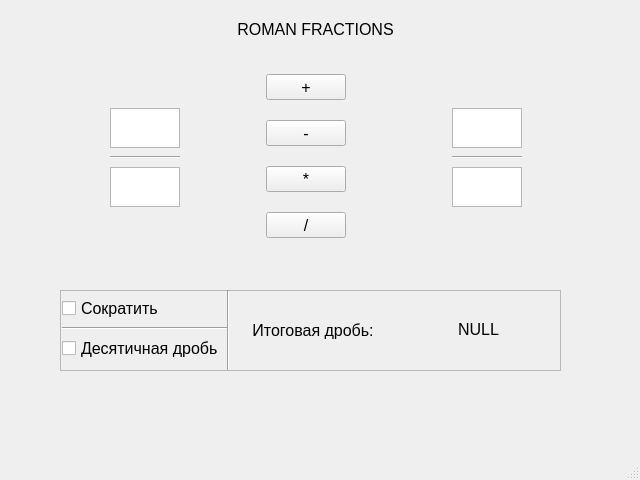
First picture: the form in src/mainwindow.ui, repository Tsettaro/roman-fraction, before the edit.
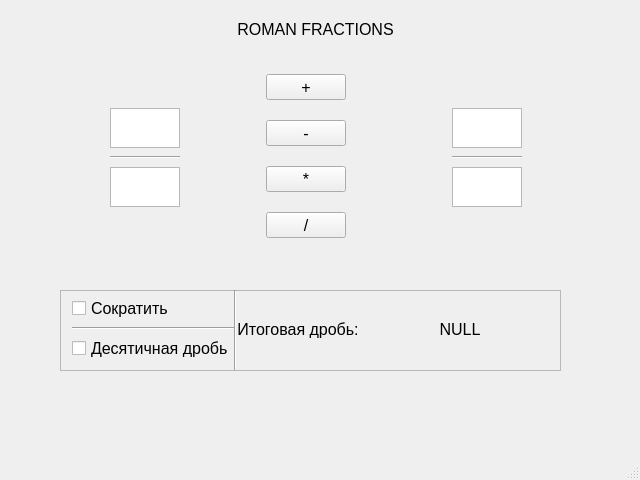
Second picture: the form after the edit. Icons and pictures are not drawn.

Diff of the .ui file:
```diff
--- a/src/mainwindow.ui
+++ b/src/mainwindow.ui
@@ -394,11 +394,20 @@
       </property>
       <item>
        <layout class="QGridLayout" name="gridLayout">
+        <property name="leftMargin">
+         <number>10</number>
+        </property>
         <property name="horizontalSpacing">
          <number>6</number>
         </property>
         <item row="0" column="0">
          <widget class="QCheckBox" name="checkBox">
+          <property name="sizePolicy">
+           <sizepolicy hsizetype="Fixed" vsizetype="Fixed">
+            <horstretch>0</horstretch>
+            <verstretch>0</verstretch>
+           </sizepolicy>
+          </property>
           <property name="text">
            <string>Сократить</string>
           </property>
@@ -406,6 +415,12 @@
         </item>
         <item row="2" column="0">
          <widget class="QCheckBox" name="checkBox_2">
+          <property name="sizePolicy">
+           <sizepolicy hsizetype="Fixed" vsizetype="Fixed">
+            <horstretch>0</horstretch>
+            <verstretch>0</verstretch>
+           </sizepolicy>
+          </property>
           <property name="text">
            <string>Десятичная дробь</string>
           </property>
@@ -429,12 +444,21 @@
       </item>
       <item>
        <widget class="QLabel" name="label_2">
+        <property name="sizePolicy">
+         <sizepolicy hsizetype="Fixed" vsizetype="Fixed">
+          <horstretch>0</horstretch>
+          <verstretch>0</verstretch>
+         </sizepolicy>
+        </property>
         <property name="text">
          <string>Итоговая дробь:</string>
         </property>
         <property name="alignment">
          <set>Qt::AlignCenter</set>
         </property>
+        <property name="margin">
+         <number>10</number>
+        </property>
        </widget>
       </item>
       <item>
@@ -451,8 +475,8 @@
 hr { height: 1px; border-width: 0; }
 li.unchecked::marker { content: &quot;\2610&quot;; }
 li.checked::marker { content: &quot;\2612&quot;; }
-&lt;/style&gt;&lt;/head&gt;&lt;body style=&quot; font-family:'Segoe UI'; font-size:9pt; font-weight:400; font-style:normal;&quot;&gt;
-&lt;p align=&quot;center&quot; style=&quot; margin-top:12px; margin-bottom:12px; margin-left:0px; margin-right:0px; -qt-block-indent:0; text-indent:0px;&quot;&gt;&lt;span style=&quot; font-size:12pt;&quot;&gt;NULL&lt;/span&gt;&lt;/p&gt;&lt;/body&gt;&lt;/html&gt;</string>
+&lt;/style&gt;&lt;/head&gt;&lt;body style=&quot; font-family:'Segoe UI'; font-size:12pt; font-weight:400; font-style:normal;&quot;&gt;
+&lt;p align=&quot;center&quot; style=&quot; margin-top:12px; margin-bottom:12px; margin-left:0px; margin-right:0px; -qt-block-indent:0; text-indent:0px;&quot;&gt;NULL&lt;/p&gt;&lt;/body&gt;&lt;/html&gt;</string>
         </property>
         <property name="alignment">
          <set>Qt::AlignCenter</set>
```
